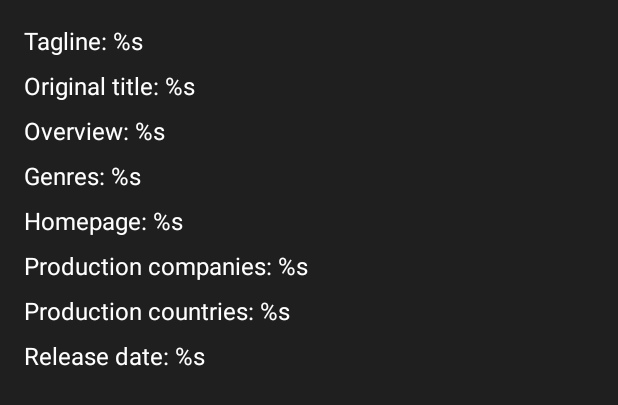
After one commit to Vitor238/Popcorn, an Android app: the layout fragment_movie_details.xml on its own in the app's theme, with its tools: preview values and no code run, on a phone screen of 412 x 824 dp. The commit adds this screen. Shown: the top 405 px of the screen. Run offline under Robolectric (Android 15) with nearby library versions, the phone set to English and light mode, and no system bars.

Commit message:
Movie details screen added

```diff
--- a/app/src/main/AndroidManifest.xml
+++ b/app/src/main/AndroidManifest.xml
@@ -22,6 +22,9 @@
             </intent-filter>
         </activity>
         <activity
+            android:name=".ui.movieInfo.MovieInfoActivity"
+            android:theme="@style/ThemeTranslucentStatus" />
+        <activity
             android:name=".ui.serieInfo.SerieInfoActivity"
             android:theme="@style/ThemeTranslucentStatus" />
         <activity android:name=".ui.preferences.about.AboutActivity" />
--- a/app/src/main/java/com/vitor238/popcorn/data/model/serie/Genres.kt
+++ b/app/src/main/java/com/vitor238/popcorn/data/model/movie/ProductionCountries.kt
@@ -1,4 +1,4 @@
-package com.vitor238.popcorn.data.model.serie
+package com.vitor238.popcorn.data.model.movie
 
 import android.os.Parcelable
 import com.squareup.moshi.JsonClass
@@ -6,7 +6,6 @@ import kotlinx.parcelize.Parcelize
 
 @Parcelize
 @JsonClass(generateAdapter = true)
-data class Genres(
-    val id: Int,
+data class ProductionCountries(
     val name: String
 ) : Parcelable
--- a/app/src/main/java/com/vitor238/popcorn/data/model/serie/Serie.kt
+++ b/app/src/main/java/com/vitor238/popcorn/data/model/serie/Serie.kt
@@ -3,6 +3,7 @@ package com.vitor238.popcorn.data.model.serie
 import android.os.Parcelable
 import com.squareup.moshi.Json
 import com.squareup.moshi.JsonClass
+import com.vitor238.popcorn.data.model.Genres
 import kotlinx.parcelize.Parcelize
 
 @Parcelize
--- /dev/null
+++ b/app/src/main/res/layout/fragment_movie_details.xml
@@ -0,0 +1,72 @@
+<?xml version="1.0" encoding="utf-8"?>
+<androidx.core.widget.NestedScrollView xmlns:android="http://schemas.android.com/apk/res/android"
+    xmlns:tools="http://schemas.android.com/tools"
+    android:layout_width="match_parent"
+    android:layout_height="match_parent"
+    tools:context=".ui.movieInfo.MovieDetailsFragment">
+
+    <LinearLayout
+        android:layout_width="match_parent"
+        android:layout_height="wrap_content"
+        android:layout_margin="@dimen/details_padding"
+        android:orientation="vertical">
+
+        <TextView
+            android:id="@+id/text_tagline"
+            style="@style/TextInfo"
+            android:layout_width="match_parent"
+            android:layout_height="wrap_content"
+            tools:text="@string/tagline" />
+
+        <TextView
+            android:id="@+id/text_orginal_title"
+            style="@style/TextInfo"
+            android:layout_width="match_parent"
+            android:layout_height="wrap_content"
+            tools:text="@string/original_title" />
+
+        <TextView
+            android:id="@+id/text_overview"
+            style="@style/TextInfo"
+            android:layout_width="match_parent"
+            android:layout_height="wrap_content"
+            tools:text="@string/overview" />
+
+        <TextView
+            android:id="@+id/text_genres"
+            style="@style/TextInfo"
+            android:layout_width="match_parent"
+            android:layout_height="wrap_content"
+            tools:text="@string/genres" />
+
+        <TextView
+            android:id="@+id/text_homepage"
+            style="@style/TextInfo"
+            android:layout_width="match_parent"
+            android:layout_height="wrap_content"
+            tools:text="@string/homepage" />
+
+        <TextView
+            android:id="@+id/text_production_companies"
+            style="@style/TextInfo"
+            android:layout_width="match_parent"
+            android:layout_height="wrap_content"
+            tools:text="@string/production_companies" />
+
+        <TextView
+            android:id="@+id/text_production_countries"
+            style="@style/TextInfo"
+            android:layout_width="match_parent"
+            android:layout_height="wrap_content"
+            tools:text="@string/production_countries" />
+
+        <TextView
+            android:id="@+id/text_release_date"
+            style="@style/TextInfo"
+            android:layout_width="match_parent"
+            android:layout_height="wrap_content"
+            tools:text="@string/release_date" />
+
+    </LinearLayout>
+
+</androidx.core.widget.NestedScrollView>
--- a/app/src/main/res/values/dimens.xml
+++ b/app/src/main/res/values/dimens.xml
@@ -4,4 +4,5 @@
     <dimen name="margin_signup">8dp</dimen>
     <dimen name="button_width">270dp</dimen>
     <dimen name="title_lists">16sp</dimen>
+    <dimen name="details_padding">16dp</dimen>
 </resources>
--- a/app/src/main/res/values/strings.xml
+++ b/app/src/main/res/values/strings.xml
@@ -65,4 +65,10 @@
     <string name="original_name">Original name: %s</string>
     <string name="yes">Yes</string>
     <string name="no">No</string>
+    <string name="homepage">Homepage: %s</string>
+    <string name="original_title">Original title: %s</string>
+    <string name="release_date">Release date: %s</string>
+    <string name="status">Status: %s</string>
+    <string name="tagline">Tagline: %s</string>
+    <string name="production_countries">Production countries: %s</string>
 </resources>
```
Also changed, not shown: app/src/main/java/com/vitor238/popcorn/data/api/MovieService.kt (added, +18 -0 lines), app/src/main/java/com/vitor238/popcorn/data/model/Genres.kt (added, +12 -0 lines), app/src/main/java/com/vitor238/popcorn/data/model/movie/Movie.kt (added, +31 -0 lines), app/src/main/java/com/vitor238/popcorn/data/model/movie/ProductionCompanies.kt (added, +12 -0 lines), app/src/main/java/com/vitor238/popcorn/data/repository/TMDBRepository.kt (+6 -4 lines), app/src/main/java/com/vitor238/popcorn/ui/home/home/HomeFragment.kt (+9 -2 lines), app/src/main/java/com/vitor238/popcorn/ui/movieInfo/MovieDetailsFragment.kt (added, +110 -0 lines), app/src/main/java/com/vitor238/popcorn/ui/movieInfo/MovieInfoActivity.kt (added, +72 -0 lines), app/src/main/java/com/vitor238/popcorn/ui/movieInfo/MovieViewModel.kt (added, +37 -0 lines), app/src/main/java/com/vitor238/popcorn/ui/serieInfo/SerieDetailsFragment.kt (+3 -4 lines), app/src/main/res/layout/activity_movie_info.xml (added, +10 -0 lines), app/src/main/res/layout/fragment_serie_details.xml (+13 -13 lines), 1 other file.
